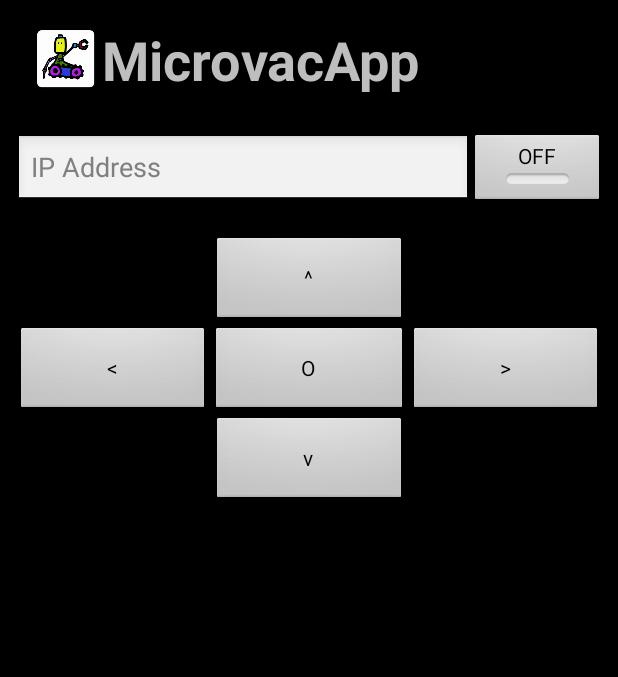
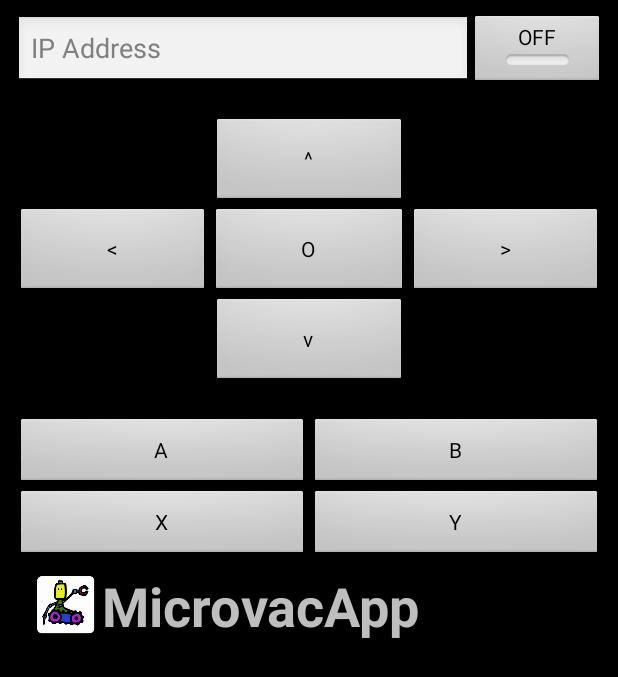
Before and after one commit to dpm76/MicrovacApp, an Android app: the screen it shows after launch (MicrovacAppActivity), on a phone screen of 412 x 824 dp. Shown: the top 677 px of the screen. Run offline under Robolectric (Android 15) with nearby library versions, the phone set to English and light mode, and no system bars.

Commit message:
Project upgraded to Android Studio 4.0 Added: Expressions Improved: The address text-box is disabled after connection.

```diff
--- a/build.gradle
+++ b/build.gradle
@@ -5,7 +5,7 @@ buildscript {
         google()
     }
     dependencies {
-        classpath 'com.android.tools.build:gradle:3.6.3'
+        classpath 'com.android.tools.build:gradle:4.0.0'
     }
 }
 
--- a/microvacApp/src/main/java/com/dpm/microvacapp/MicrovacAppActivity.java
+++ b/microvacApp/src/main/java/com/dpm/microvacapp/MicrovacAppActivity.java
@@ -172,27 +172,27 @@ public class MicrovacAppActivity extends Activity implements SensorEventListener
         }
     }
 
-    public void onButtonForwardsClick(View view)
+    public void onForwardsButtonClick(View view)
     {
         _sendForwards();
     }
 
-    public void onButtonBackwardsClick(View view)
+    public void onBackwardsButtonClick(View view)
     {
         _sendBackwards();
     }
 
-    public void onButtonStopClick(View view)
+    public void onStopButtonClick(View view)
     {
         _sendStop();
     }
 
-    public void onButtonRightClick(View view)
+    public void onRightButtonClick(View view)
     {
         _sendTurnRight();
     }
 
-    public void onButtonLeftClick(View view)
+    public void onLeftButtonClick(View view)
     {
         _sendTurnLeft();
     }
@@ -204,12 +204,30 @@ public class MicrovacAppActivity extends Activity implements SensorEventListener
         {
             _tryConnect();
             //TODO: In case of the connection is not possible, the toggle button must be shown as off.
+            ((TextView)findViewById(R.id.ipEditText)).setEnabled(false);
 
         }else
         {
             Log.d(LOG_TAG, "Closing connection.");
             _disconnect();
+            ((TextView)findViewById(R.id.ipEditText)).setEnabled(true);
         }
+    }
+
+    public void onExpression0ButtonClick(View view){
+        _robotCommander.sendExpression(0);
+    }
+
+    public void onExpression1ButtonClick(View view){
+        _robotCommander.sendExpression(1);
+    }
+
+    public void onExpression2ButtonClick(View view){
+        _robotCommander.sendExpression(2);
+    }
+
+    public void onExpression3ButtonClick(View view){
+        _robotCommander.sendExpression(3);
     }
 
     @Override
--- a/microvacApp/src/main/java/com/dpm/microvacapp/RobotCommander.java
+++ b/microvacApp/src/main/java/com/dpm/microvacapp/RobotCommander.java
@@ -102,5 +102,9 @@ public class RobotCommander {
         send("STP");
     }
 
+    public void sendExpression(int expressionId){
+        send(String.format("EXP:%d", expressionId));
+    }
+
     public boolean isBound() { return _isBound; }
 }
--- a/microvacApp/src/main/res/layout/main.xml
+++ b/microvacApp/src/main/res/layout/main.xml
@@ -3,18 +3,6 @@
     android:layout_height="match_parent"
     android:orientation="vertical"
     android:padding="10dp">
-
-    <TextView
-        android:id="@+id/textView2"
-        android:layout_width="match_parent"
-        android:layout_height="wrap_content"
-        android:drawableLeft="@mipmap/ic_launcher"
-        android:paddingLeft="10dp"
-        android:paddingTop="5dp"
-        android:paddingBottom="25dp"
-        android:text="@string/app_name"
-        android:textSize="36sp"
-        android:textStyle="bold"></TextView>
 
     <LinearLayout
         android:layout_width="match_parent"
@@ -57,7 +45,7 @@
             android:layout_width="0dp"
             android:layout_height="match_parent"
             android:layout_weight="1"
-            android:onClick="onButtonForwardsClick"
+            android:onClick="onForwardsButtonClick"
             android:text="@string/go_forwards_text" />
 
         <View
@@ -78,7 +66,7 @@
             android:layout_width="wrap_content"
             android:layout_height="match_parent"
             android:layout_weight="1"
-            android:onClick="onButtonLeftClick"
+            android:onClick="onLeftButtonClick"
             android:text="@string/left_text" />
 
         <Button
@@ -86,7 +74,7 @@
             android:layout_width="wrap_content"
             android:layout_height="match_parent"
             android:layout_weight="1"
-            android:onClick="onButtonStopClick"
+            android:onClick="onStopButtonClick"
             android:text="@string/stop_text" />
 
         <Button
@@ -94,7 +82,7 @@
             android:layout_width="wrap_content"
             android:layout_height="match_parent"
             android:layout_weight="1"
-            android:onClick="onButtonRightClick"
+            android:onClick="onRightButtonClick"
             android:text="@string/right_text" />
     </LinearLayout>
 
@@ -114,7 +102,7 @@
             android:layout_width="0dp"
             android:layout_height="match_parent"
             android:layout_weight="1"
-            android:onClick="onButtonBackwardsClick"
+            android:onClick="onBackwardsButtonClick"
             android:text="@string/go_backwards_text" />
 
         <View
@@ -125,4 +113,61 @@
 
     </LinearLayout>
 
+    <LinearLayout
+        android:layout_width="match_parent"
+        android:layout_height="wrap_content"
+        android:orientation="horizontal"
+        android:paddingTop="20dp">
+
+        <Button
+            android:id="@+id/expression0_button"
+            android:layout_width="wrap_content"
+            android:layout_height="wrap_content"
+            android:layout_weight="1"
+            android:onClick="onExpression0ButtonClick"
+            android:text="@string/expression1_text" />
+
+        <Button
+            android:id="@+id/expression1_button"
+            android:layout_width="wrap_content"
+            android:layout_height="wrap_content"
+            android:layout_weight="1"
+            android:onClick="onExpression1ButtonClick"
+            android:text="@string/expression2_text" />
+    </LinearLayout>
+
+    <LinearLayout
+        android:layout_width="match_parent"
+        android:layout_height="wrap_content"
+        android:orientation="horizontal">
+
+        <Button
+            android:id="@+id/expression2_button"
+            android:layout_width="wrap_content"
+            android:layout_height="wrap_content"
+            android:layout_weight="1"
+            android:onClick="onExpression2ButtonClick"
+            android:text="@string/expression3_text" />
+
+        <Button
+            android:id="@+id/expression3_button"
+            android:layout_width="wrap_content"
+            android:layout_height="wrap_content"
+            android:layout_weight="1"
+            android:onClick="onExpression3ButtonClick"
+            android:text="@string/expression4_text" />
+    </LinearLayout>
+
+    <TextView
+        android:id="@+id/textView2"
+        android:layout_width="match_parent"
+        android:layout_height="wrap_content"
+        android:drawableLeft="@mipmap/ic_launcher"
+        android:paddingLeft="10dp"
+        android:paddingTop="5dp"
+        android:paddingBottom="25dp"
+        android:text="@string/app_name"
+        android:textSize="36sp"
+        android:textStyle="bold"></TextView>
+
 </LinearLayout>
--- a/microvacApp/src/main/res/values/strings.xml
+++ b/microvacApp/src/main/res/values/strings.xml
@@ -9,4 +9,8 @@
     <string name="ip_edit_text_hint">IP Address</string>
     <string name="connect_toggle_on">ON</string>
     <string name="connect_toggle_off">OFF</string>
+    <string name="expression1_text">A</string>
+    <string name="expression2_text">B</string>
+    <string name="expression3_text">X</string>
+    <string name="expression4_text">Y</string>
 </resources>
```
Also changed, not shown: gradle/wrapper/gradle-wrapper.properties.
